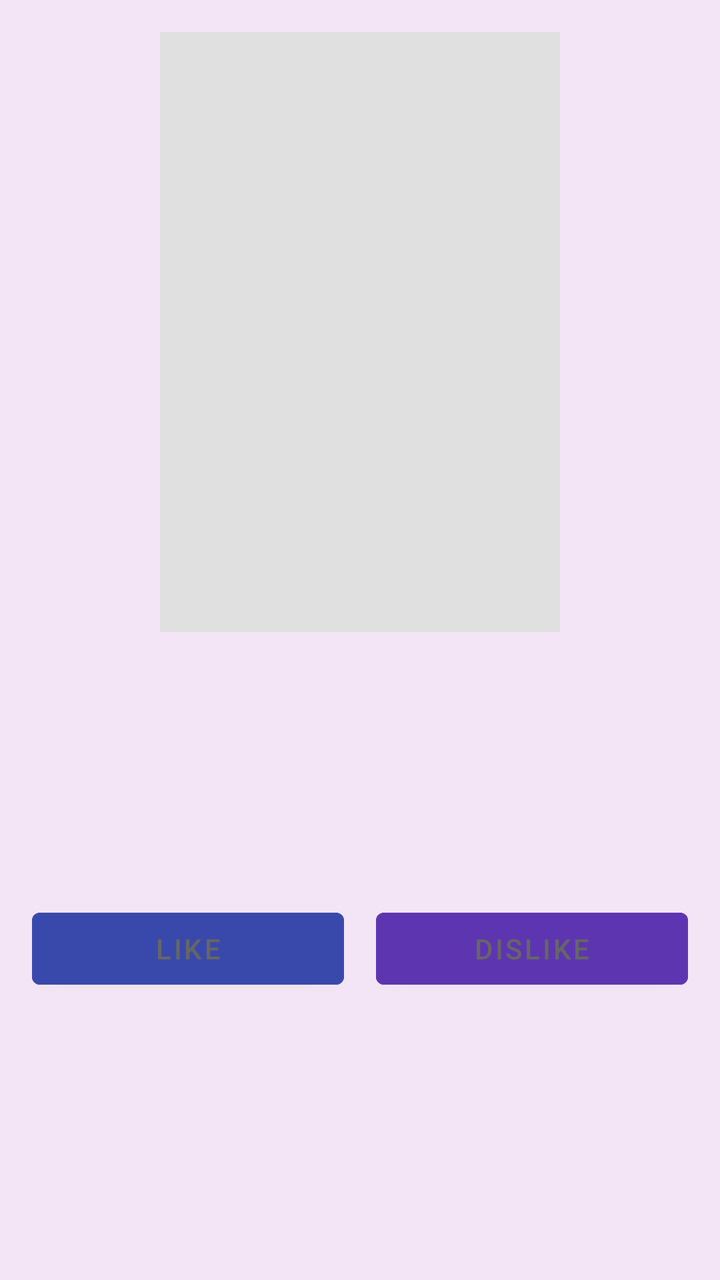
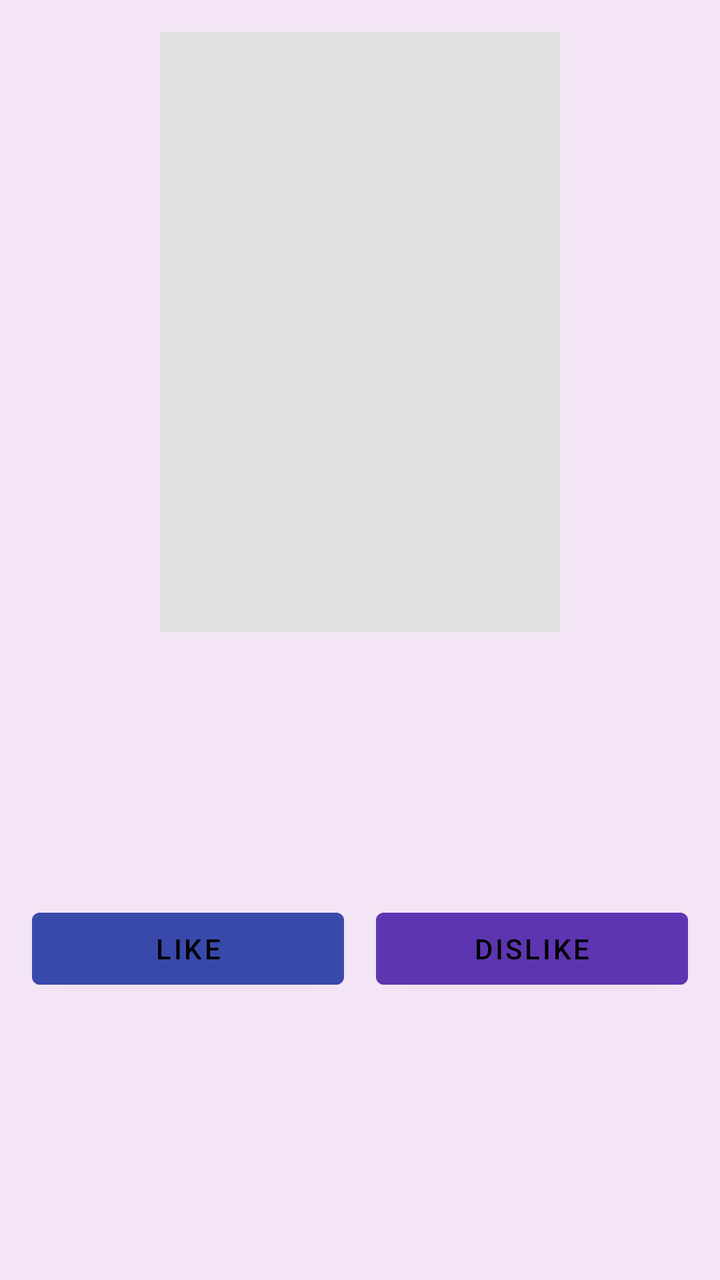

Compare the two renders of this Android layout. The source of the first and the diff that turns it into the second are given below.
<!-- AndroidManifest.xml: application theme Theme.BookRecommender -->
<!-- res/layout/activity_book_detail.xml -->
<?xml version="1.0" encoding="utf-8"?>
<ScrollView xmlns:android="http://schemas.android.com/apk/res/android"
    android:layout_width="match_parent"
    android:layout_height="match_parent"
    android:background="@color/soft_purple">

    <LinearLayout
        android:layout_width="match_parent"
        android:layout_height="wrap_content"
        android:orientation="vertical"
        android:padding="16dp">

        <ImageView
            android:id="@+id/ivBookCover"
            android:layout_width="200dp"
            android:layout_height="300dp"
            android:layout_gravity="center"
            android:scaleType="centerCrop"
            android:background="@color/placeholder_bg" />

        <TextView
            android:id="@+id/tvBookTitle"
            android:layout_width="match_parent"
            android:layout_height="wrap_content"
            android:textSize="24sp"
            android:textStyle="bold"
            android:textColor="@color/primary_purple"
            android:layout_marginTop="16dp"
            android:gravity="center" />

        <TextView
            android:id="@+id/tvBookAuthor"
            android:layout_width="match_parent"
            android:layout_height="wrap_content"
            android:textSize="16sp"
            android:textColor="@color/gray_text"
            android:layout_marginTop="8dp"
            android:gravity="center" />

        <TextView
            android:id="@+id/tvBookRating"
            android:layout_width="match_parent"
            android:layout_height="wrap_content"
            android:textSize="18sp"
            android:textColor="@color/rating_color"
            android:layout_marginTop="8dp"
            android:gravity="center" />

        <LinearLayout
            android:layout_width="match_parent"
            android:layout_height="wrap_content"
            android:orientation="horizontal"
            android:gravity="center"
            android:layout_marginTop="24dp">

            <Button
                android:id="@+id/btnLike"
                android:layout_width="0dp"
                android:layout_height="wrap_content"
                android:layout_weight="1"
                android:text="Like"
                android:layout_marginEnd="8dp"
                android:backgroundTint="@color/primary_blue"
                android:textColor="@color/gray_text" />

            <Button
                android:id="@+id/btnDislike"
                android:layout_width="0dp"
                android:layout_height="wrap_content"
                android:layout_weight="1"
                android:text="Dislike"
                android:layout_marginStart="8dp"
                android:backgroundTint="@color/primary_purple"
                android:textColor="@color/gray_text" />

        </LinearLayout>

        <TextView
            android:id="@+id/tvFeedbackMessage"
            android:layout_width="match_parent"
            android:layout_height="wrap_content"
            android:textSize="14sp"
            android:textColor="@color/primary_blue"
            android:textStyle="bold"
            android:gravity="center"
            android:layout_marginTop="16dp"
            android:visibility="gone" />

    </LinearLayout>
</ScrollView>
<!-- resources referenced by this layout -->
<resources>
  <color name="gray_text">#666666</color>
  <color name="placeholder_bg">#E0E0E0</color>
  <color name="primary_blue">#3949AB</color>
  <color name="primary_purple">#5E35B1</color>
  <color name="rating_color">#FF9800</color>
  <color name="soft_purple">#F3E5F5</color>
  <style name="Theme.BookRecommender" parent="Theme.MaterialComponents.DayNight.NoActionBar">
          
          <item name="colorPrimary">@color/primary_purple</item>
          <item name="colorPrimaryVariant">@color/primary_blue</item>
          <item name="colorOnPrimary">@color/white</item>
          
          <item name="colorSecondary">@color/primary_blue</item>
          <item name="colorSecondaryVariant">@color/primary_purple</item>
          <item name="colorOnSecondary">@color/white</item>
          
          <item name="android:statusBarColor" tools:targetApi="l">@color/primary_purple</item>
          
      </style>
  <color name="white">#FFFFFFFF</color>
</resources>

<!-- the commit's change to res/layout/activity_book_detail.xml (unified diff, before → after) -->
@@ -33,7 +33,7 @@
             android:layout_width="match_parent"
             android:layout_height="wrap_content"
             android:textSize="16sp"
-            android:textColor="@color/gray_text"
+            android:textColor="@color/black"
             android:layout_marginTop="8dp"
             android:gravity="center" />
 
@@ -61,7 +61,7 @@
                 android:text="Like"
                 android:layout_marginEnd="8dp"
                 android:backgroundTint="@color/primary_blue"
-                android:textColor="@color/gray_text" />
+                android:textColor="@color/black" />
 
             <Button
                 android:id="@+id/btnDislike"
@@ -71,7 +71,7 @@
                 android:text="Dislike"
                 android:layout_marginStart="8dp"
                 android:backgroundTint="@color/primary_purple"
-                android:textColor="@color/gray_text" />
+                android:textColor="@color/black" />
 
         </LinearLayout>
 
<!-- resource entries referenced after the edit -->
@@ -1,6 +1,6 @@
 <!-- resources referenced by this layout -->
 <resources>
-  <color name="gray_text">#666666</color>
+  <color name="black">#FF000000</color>
   <color name="placeholder_bg">#E0E0E0</color>
   <color name="primary_blue">#3949AB</color>
   <color name="primary_purple">#5E35B1</color>
